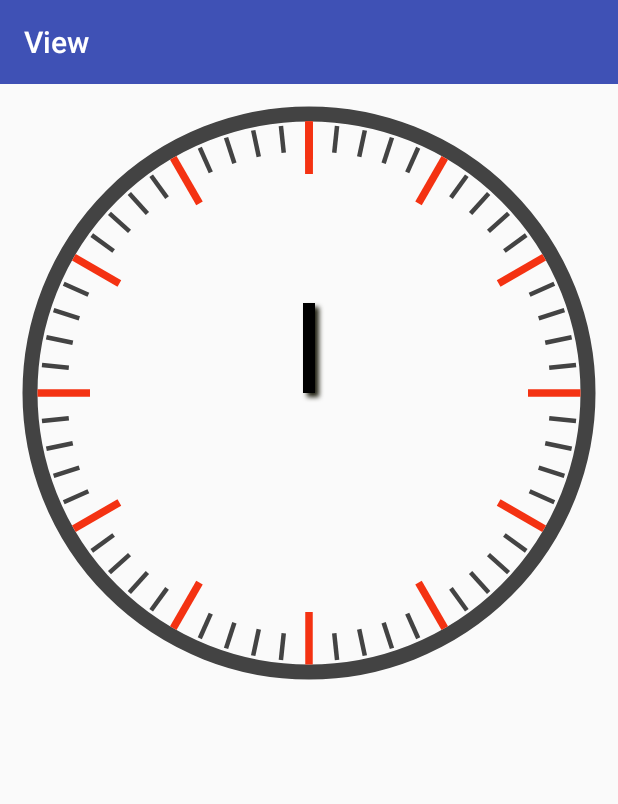
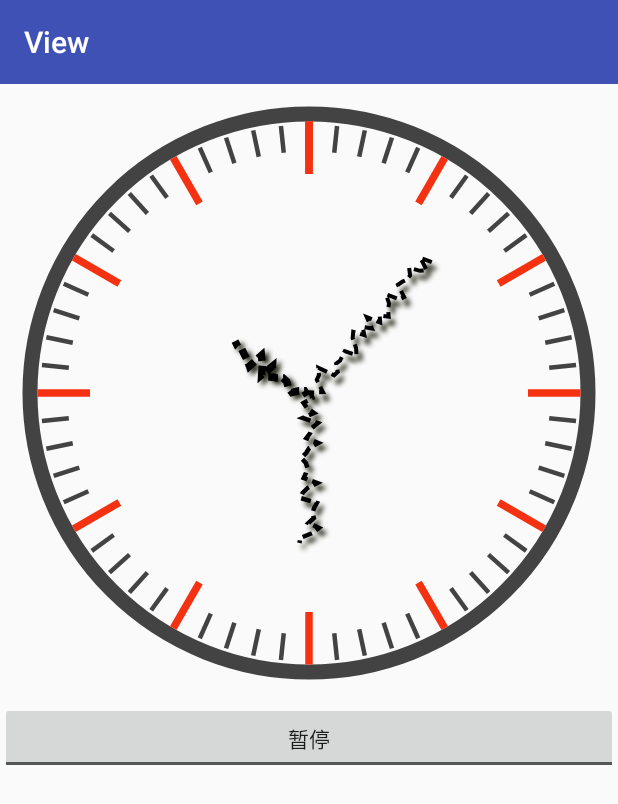
Before and after one commit to zhonghaojie/ViewPractice, an Android app: the screen it shows after launch (MainActivity), on a phone screen of 412 x 824 dp. Shown: the top 804 px of the screen. Run offline under Robolectric (Android 15) with nearby library versions, the phone set to English and light mode, and no system bars.

Commit message:
完成时钟

```diff
--- a/app/src/main/java/com/nhsoft/view/Clock.kt
+++ b/app/src/main/java/com/nhsoft/view/Clock.kt
@@ -2,11 +2,15 @@ package com.nhsoft.view
 
 import android.content.Context
 import android.content.res.TypedArray
-import android.graphics.Canvas
-import android.graphics.Color
-import android.graphics.Paint
+import android.graphics.*
+import android.os.Handler
+import android.os.Looper
+import android.os.Message
 import android.util.AttributeSet
+import android.util.Log
 import android.view.View
+import java.util.*
+
 
 /**
  * Created by zhonghaojie on 2017-08-03.
@@ -14,14 +18,12 @@ import android.view.View
 class Clock(context: Context?, attrs: AttributeSet?, defStyleAttr: Int, defStyleRes: Int) : View(context, attrs, defStyleAttr, defStyleRes) {
 
     var minuteHandColor:Int=Color.BLACK
-    var minuteHandWidth:Float=7f
     var minuteHandLength=30f
     var secondHandColor:Int=Color.BLACK
     var secondHandWidth:Float=4f
     var secondHandLength=40f
     var hourHandColor:Int=Color.BLACK
     var hourHandLenght=20f
-    var hourHandWidth:Float=10f
     var circleColor:Int=Color.BLACK
     var radius:Float=200f
     var lineWidth1:Float=20f
@@ -39,6 +41,16 @@ class Clock(context: Context?, attrs: AttributeSet?, defStyleAttr: Int, defStyle
     val paintMinute=Paint()
     val paintSecond=Paint()
 
+    private val handler = object : Handler(Looper.getMainLooper()) {
+        override fun handleMessage(msg: Message) {
+            super.handleMessage(msg)
+            if (msg.what == 0) {
+                invalidate()
+            }
+        }
+    }
+
+
     constructor(context: Context?, attrs: AttributeSet?, defStyleAttr: Int):this(context,attrs,defStyleAttr,0)
     constructor(context: Context?):this(context,null,0,0)
     constructor(context: Context?, attrs: AttributeSet?):this(context,attrs,0,0){
@@ -55,9 +67,7 @@ class Clock(context: Context?, attrs: AttributeSet?, defStyleAttr: Int, defStyle
             hourLineLength=it.getDimension(R.styleable.Clock_hourLineLength,30f)
             circleStrokeWidth=it.getDimension(R.styleable.Clock_circleStrokeWidth,20f)
             secondLineLength =it.getDimension(R.styleable.Clock_secondLineLength,15f)
-            minuteHandWidth=it.getDimension(R.styleable.Clock_minuteHandWidth,7f)
             secondHandWidth=it.getDimension(R.styleable.Clock_secondHandWidth,4f)
-            hourHandWidth=it.getDimension(R.styleable.Clock_hourHandWidth,10f)
             minuteHandLength=it.getDimension(R.styleable.Clock_minuteHandLength,30f)
             secondHandLength=it.getDimension(R.styleable.Clock_secondHandLength,40f)
             hourHandLenght=it.getDimension(R.styleable.Clock_hourHandLength,20f)
@@ -75,19 +85,24 @@ class Clock(context: Context?, attrs: AttributeSet?, defStyleAttr: Int, defStyle
             paintSecondLine.color=lineColor2
             paintSecondLine.strokeWidth=lineWidth2
 
+            val pathEffect1= DashPathEffect(floatArrayOf(10f,5f),4f)
+            val pathEffect2= DiscretePathEffect(5f,10f)
             paintHour.style=Paint.Style.FILL
             paintHour.color=hourHandColor
-            paintHour.setShadowLayer(4f,4f,4f,Color.parseColor("#212112"))
-            paintHour.strokeWidth=hourHandWidth
+            paintHour.pathEffect= ComposePathEffect(pathEffect1,pathEffect2)
+            paintHour.setShadowLayer(4f,4f,3f,Color.parseColor("#212112"))
+            paintHour.strokeWidth=lineWidth1
 
             paintMinute.style=Paint.Style.FILL
             paintMinute.color=minuteHandColor
-            paintMinute.setShadowLayer(4f,4f,4f,Color.parseColor("#212112"))
-            paintMinute.strokeWidth=minuteHandWidth
+            paintMinute.pathEffect= ComposePathEffect(pathEffect1,pathEffect2)
+            paintMinute.setShadowLayer(4f,4f,5f,Color.parseColor("#212112"))
+            paintMinute.strokeWidth=lineWidth2
 
             paintSecond.style=Paint.Style.FILL
             paintSecond.color=secondHandColor
-            paintSecond.setShadowLayer(4f,4f,4f,Color.parseColor("#212112"))
+            paintSecond.pathEffect= ComposePathEffect(pathEffect1,pathEffect2)
+            paintSecond.setShadowLayer(4f,4f,7f,Color.parseColor("#212112"))
             paintSecond.strokeWidth=secondHandWidth
             it.recycle()
         }
@@ -111,7 +126,6 @@ class Clock(context: Context?, attrs: AttributeSet?, defStyleAttr: Int, defStyle
         canvas?.let {
             it.drawCircle(radius,radius,radius-paddingLeft,paintCircle)
             it.save()
-
             it.drawLine(radius,paddingTop+hourLineLength,radius,paddingTop.toFloat()+paintHourLine.strokeWidth,paintHourLine)
             for(angle in 0..360 step 6){
                 it.rotate(angle.toFloat(),radius,radius)
@@ -127,9 +141,41 @@ class Clock(context: Context?, attrs: AttributeSet?, defStyleAttr: Int, defStyle
                 it.restore()
                 it.save()
             }
-            val hourLine=radius-hourHandLenght
-
-            it.drawLine(radius,radius,radius,hourLine,paintHour)
+            var angle:Int=getHour()*30
+            Log.i("time","hour ${getHour()}  angle  $angle")
+            it.drawLine(radius,radius,caculateX(angle,hourHandLenght.toInt()),caculateY(angle,hourHandLenght.toInt()),paintHour)
+            angle=getMinute()*6
+            Log.i("time","minute ${getMinute()}  angle  $angle")
+            it.drawLine(radius,radius,caculateX(angle,minuteHandLength.toInt()),caculateY(angle,minuteHandLength.toInt()),paintMinute)
+            angle=getSecond()*6
+            Log.i("time","second ${getSecond()}  angle  $angle")
+            it.drawLine(radius,radius,caculateX(angle,secondHandLength.toInt()),caculateY(angle,secondHandLength.toInt()),paintSecond)
+            handler.sendEmptyMessageDelayed(0,200)
         }
     }
+
+    private fun getHour():Int{
+        val calendar:Calendar= Calendar.getInstance()
+        return calendar.get(Calendar.HOUR)
+    }
+    private fun getMinute():Int{
+        val calendar:Calendar= Calendar.getInstance()
+        return calendar.get(Calendar.MINUTE)
+    }
+
+    private fun getSecond():Int{
+        val calendar:Calendar= Calendar.getInstance()
+        return calendar.get(Calendar.SECOND)
+    }
+
+    private fun caculateX(angle:Int,length:Int):Float{
+        val x=radius+length.times(Math.sin(angle.toDouble()*Math.PI/180)).toFloat()
+        Log.i("position","x $x")
+        return x
+    }
+    private fun caculateY(angle:Int,length:Int):Float{
+        val y=radius-length.times(Math.cos(angle.toDouble()*Math.PI/180)).toFloat()
+        Log.i("position","y $y")
+        return y
+    }
 }
--- a/app/src/main/java/com/nhsoft/view/MainActivity.kt
+++ b/app/src/main/java/com/nhsoft/view/MainActivity.kt
@@ -2,7 +2,6 @@ package com.nhsoft.view
 
 import android.os.Bundle
 import android.support.v7.app.AppCompatActivity
-import kotlinx.android.synthetic.main.activity_main.*
 
 class MainActivity : AppCompatActivity() {
 
@@ -11,15 +10,15 @@ class MainActivity : AppCompatActivity() {
     override fun onCreate(savedInstanceState: Bundle?) {
         super.onCreate(savedInstanceState)
         setContentView(R.layout.activity_main)
-        Thread(Runnable {
-            while (true){
-                pro++
-                progress.setProgressValue(pro)
-                Thread.sleep(200)
-            }
-        }).start()
-        reset.setOnClickListener {
-            progress.reset()
-        }
+//        Thread(Runnable {
+//            while (true){
+//                pro++
+//                progress.setProgressValue(pro)
+//                Thread.sleep(200)
+//            }
+//        }).start()
+//        reset.setOnClickListener {
+//            progress.reset()
+//        }
     }
 }
--- a/app/src/main/res/layout/activity_main.xml
+++ b/app/src/main/res/layout/activity_main.xml
@@ -28,12 +28,14 @@
         android:layout_width="match_parent"
         android:layout_height="wrap_content" />
     <com.nhsoft.view.Clock
+        android:id="@+id/clock"
         android:padding="20dp"
         app:circleColor="#434343"
         app:hourLineLength="30dp"
         app:hourHandLength="60dp"
-        app:hourHandWidth="8dp"
         app:secondLineLength="15dp"
+        app:secondHandLength="120dp"
+        app:minuteHandLength="100dp"
         app:lineWidth1="5dp"
         app:lineWidth2="3dp"
         app:circleStrokeWidth="10dp"
@@ -41,4 +43,10 @@
         app:lineColor2="#434343"
         android:layout_width="match_parent"
         android:layout_height="match_parent" />
+    <ToggleButton
+        android:id="@+id/toggle"
+        android:textOn="开始"
+        android:textOff="暂停"
+        android:layout_width="match_parent"
+        android:layout_height="wrap_content" />
 </LinearLayout>
```
